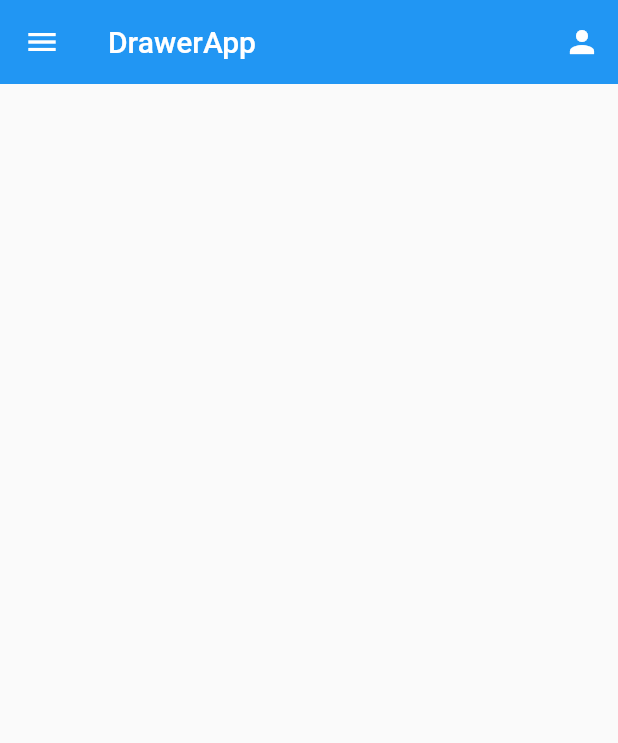
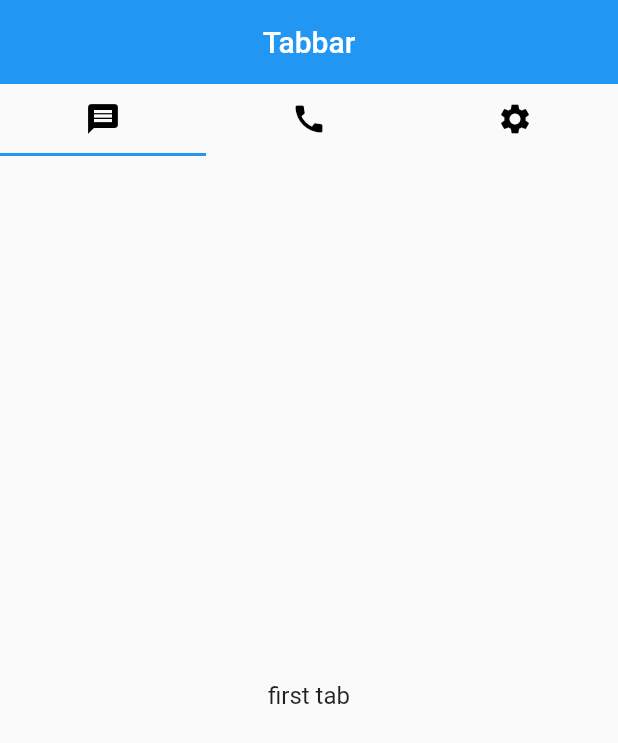
Before and after one commit to jahidul96/flutter_everyday, a Flutter app: the screen it shows after launch, on a phone screen of 412 x 824 dp. Shown: the top 743 px of the screen. Run offline on Flutter 3.47's test engine with Material 2 defaults, Android fonts, the light colour scheme and no system bars.

Commit message:
tabbar widget added!

```diff
--- /dev/null
+++ b/lib/components/tabview/firsttab.dart
@@ -0,0 +1,19 @@
+import 'package:flutter/cupertino.dart';
+import 'package:flutter/src/widgets/container.dart';
+import 'package:flutter/src/widgets/framework.dart';
+
+class FirstTabComp extends StatelessWidget {
+  const FirstTabComp({super.key});
+
+  @override
+  Widget build(BuildContext context) {
+    return Container(
+      child: Center(
+        child: Text(
+          "first tab",
+          style: TextStyle(fontSize: 16),
+        ),
+      ),
+    );
+  }
+}
--- /dev/null
+++ b/lib/components/tabview/secondtab.dart
@@ -0,0 +1,19 @@
+import 'package:flutter/cupertino.dart';
+import 'package:flutter/src/widgets/container.dart';
+import 'package:flutter/src/widgets/framework.dart';
+
+class SecondTabComp extends StatelessWidget {
+  const SecondTabComp({super.key});
+
+  @override
+  Widget build(BuildContext context) {
+    return Container(
+      child: Center(
+        child: Text(
+          "second tab",
+          style: TextStyle(fontSize: 16),
+        ),
+      ),
+    );
+  }
+}
--- /dev/null
+++ b/lib/components/tabview/tabbar.dart
@@ -0,0 +1,66 @@
+// ignore_for_file: prefer_const_literals_to_create_immutables, prefer_const_constructors
+
+import 'package:flutter/material.dart';
+import 'package:flutter/src/widgets/container.dart';
+import 'package:flutter/src/widgets/framework.dart';
+import 'package:flutter_everyday/components/tabview/firsttab.dart';
+import 'package:flutter_everyday/components/tabview/secondtab.dart';
+import 'package:flutter_everyday/components/tabview/thirdtab.dart';
+
+class PageTabBarComp extends StatelessWidget {
+  const PageTabBarComp({super.key});
+
+  @override
+  Widget build(BuildContext context) {
+    return DefaultTabController(
+      length: 3,
+      child: Scaffold(
+        appBar: AppBar(
+          title: Text("Tabbar"),
+          centerTitle: true,
+          elevation: 0,
+        ),
+        body: Column(
+          children: [
+            TabBar(
+              tabs: [
+                Tab(
+                  icon: Icon(
+                    Icons.message,
+                    color: Colors.black,
+                  ),
+                ),
+                Tab(
+                  icon: Icon(
+                    Icons.call,
+                    color: Colors.black,
+                  ),
+                ),
+                Tab(
+                  icon: Icon(
+                    Icons.settings,
+                    color: Colors.black,
+                  ),
+                ),
+              ],
+            ),
+            Expanded(
+              child: TabBarView(
+                children: [
+                  // 1st tab
+                  FirstTabComp(),
+
+                  // 2nd tab
+                  SecondTabComp(),
+
+                  // 3rd tab
+                  ThirdTabComp(),
+                ],
+              ),
+            )
+          ],
+        ),
+      ),
+    );
+  }
+}
--- /dev/null
+++ b/lib/components/tabview/thirdtab.dart
@@ -0,0 +1,19 @@
+import 'package:flutter/cupertino.dart';
+import 'package:flutter/src/widgets/container.dart';
+import 'package:flutter/src/widgets/framework.dart';
+
+class ThirdTabComp extends StatelessWidget {
+  const ThirdTabComp({super.key});
+
+  @override
+  Widget build(BuildContext context) {
+    return Container(
+      child: Center(
+        child: Text(
+          "Third tab",
+          style: TextStyle(fontSize: 16),
+        ),
+      ),
+    );
+  }
+}
--- a/lib/main.dart
+++ b/lib/main.dart
@@ -1,6 +1,7 @@
 import 'package:flutter/material.dart';
 import 'package:flutter_everyday/components/appBar.dart';
 import 'package:flutter_everyday/components/drawerDemo.dart';
+import 'package:flutter_everyday/components/tabview/tabbar.dart';
 import 'package:flutter_everyday/screens/home.dart';
 
 void main() {
@@ -19,7 +20,7 @@ class MyApp extends StatelessWidget {
       theme: ThemeData(
         primarySwatch: Colors.blue,
       ),
-      home: const DrawerDemoComp(),
+      home: const PageTabBarComp(),
     );
   }
 }
```
